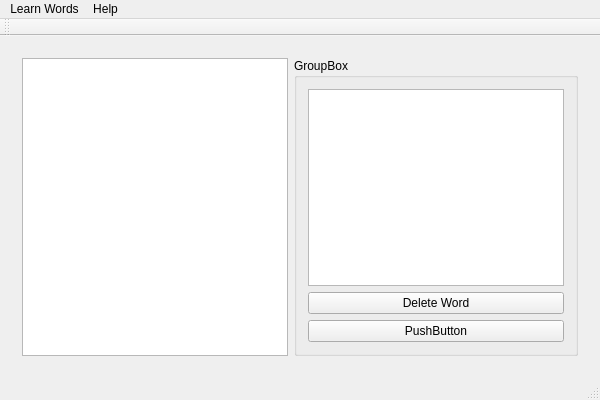
Before: the Qt Designer form Wordsmart/Wordsmart/wordsmart.ui in kev0960/Wordsmart, drawn with Qt 5.
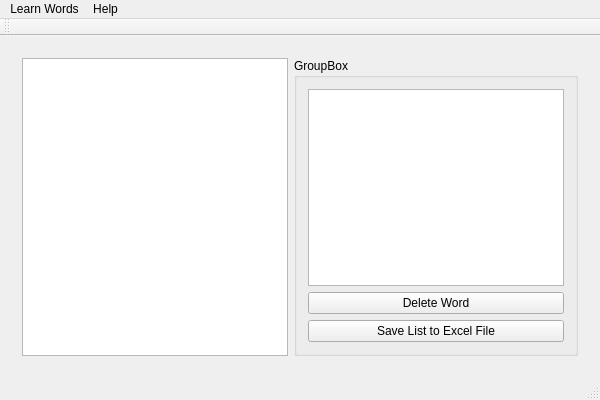
After: the same form once the commit is applied.

```diff
--- a/Wordsmart/Wordsmart/wordsmart.ui
+++ b/Wordsmart/Wordsmart/wordsmart.ui
@@ -87,7 +87,7 @@
            <item>
             <widget class="QPushButton" name="pushButton">
              <property name="text">
-              <string>PushButton</string>
+              <string>Save List to Excel File</string>
              </property>
             </widget>
            </item>
```
